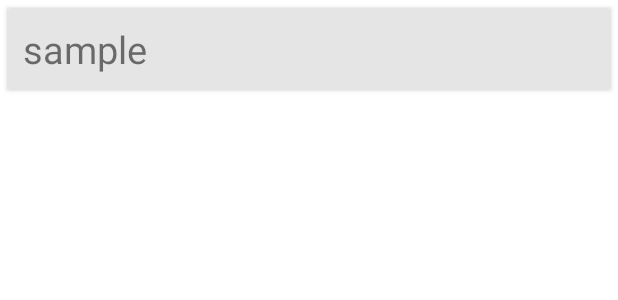
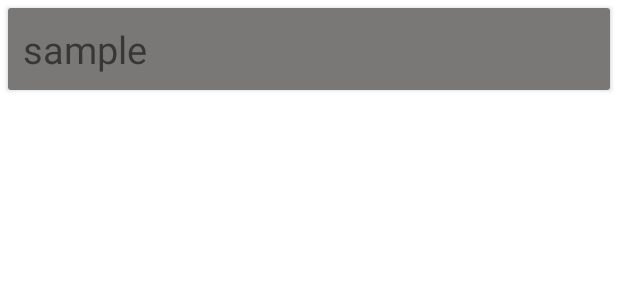
Before and after one commit to AmandeepBhupal/ANDy, an Android app: the layout document_link_card_view.xml on its own in the app's theme, with its tools: preview values and no code run, on a phone screen of 412 x 824 dp. Shown: the top 300 px of the screen. Run offline under Robolectric (Android 15) with nearby library versions, the light colour scheme and no system bars.

Commit message:
default image

```diff
--- a/app/src/main/res/values/colors.xml
+++ b/app/src/main/res/values/colors.xml
@@ -7,6 +7,6 @@
     <color name="primary_text">#000000</color>
     <color name="secondary_text">#757575</color>
     <color name="icons">#FFFFFF</color>
-    <color name="divider">#E5E5E5</color>
+    <color name="divider">#7A7777</color>
     <color name="grey">#E5E5E5</color>
 </resources>
```
Also changed, not shown: app/src/main/res/drawable/ic_add_white.xml (renamed from app/src/main/res/drawable/ic_add_black_24dp.xml).
